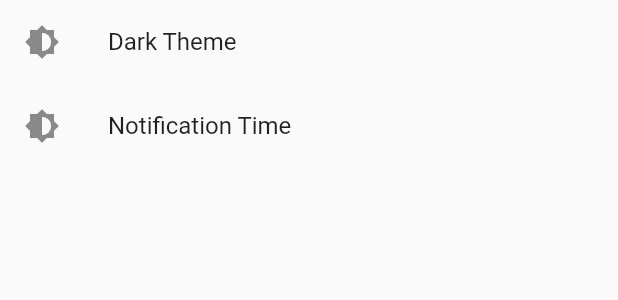
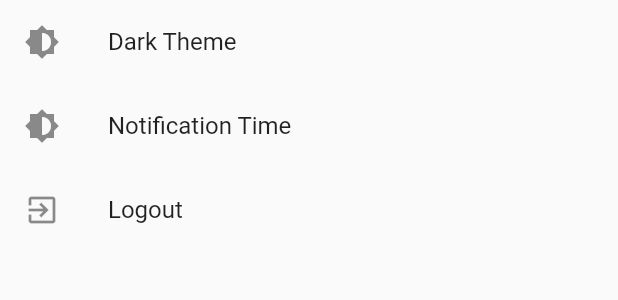
Before and after one commit to tony48787/dbtc, a Flutter app: the SettingsSubScreen widget shown alone on an empty page, opened directly, on a phone screen of 412 x 824 dp. Shown: the top 300 px of the screen. Run offline on Flutter 3.47's test engine with Material 2 defaults, Android fonts, the phone set to English and light mode, and no system bars; our stand-ins replace bloc, cloud_firestore, equatable, firebase_auth, flutter_bloc, rxdart and 1 more; accounts and stored records are empty.

Commit message:
Added logout

```diff
--- a/lang/en.json
+++ b/lang/en.json
@@ -13,5 +13,6 @@
   "ADD": "Add",
   "SETTINGS": "Settings",
   "NOTIFICATION_TIME": "Notification Time",
-  "DARK_THEME": "Dark Theme"
+  "DARK_THEME": "Dark Theme",
+  "LOGOUT": "Logout"
 }
--- a/lib/screens/settings_sub_screen.dart
+++ b/lib/screens/settings_sub_screen.dart
@@ -1,3 +1,4 @@
+import 'package:dbtc/blocs/auth/auth.dart';
 import 'package:dbtc/blocs/theme/theme.dart';
 import 'package:dbtc/localizations/app_localizations.dart';
 import 'package:flutter/cupertino.dart';
@@ -11,7 +12,7 @@ class SettingsSubScreen extends StatelessWidget {
       children: <Widget>[
         ListTile(
           leading: Icon(Icons.brightness_medium),
-          title: Text(AppLocalizations.of(context).translate('Dark Theme')),
+          title: Text(AppLocalizations.of(context).translate('DARK_THEME')),
           onTap: () {
             BlocProvider.of<ThemeBloc>(context).add(ThemeChanged());
           },
@@ -21,6 +22,13 @@ class SettingsSubScreen extends StatelessWidget {
           title: Text(AppLocalizations.of(context).translate('NOTIFICATION_TIME')),
           onTap: () {
             showNotificationDialog(context);
+          },
+        ),
+        ListTile(
+          leading: Icon(Icons.exit_to_app),
+          title: Text(AppLocalizations.of(context).translate('LOGOUT')),
+          onTap: () {
+            BlocProvider.of<AuthBloc>(context).add(LoggedOut());
           },
         ),
       ],
```
